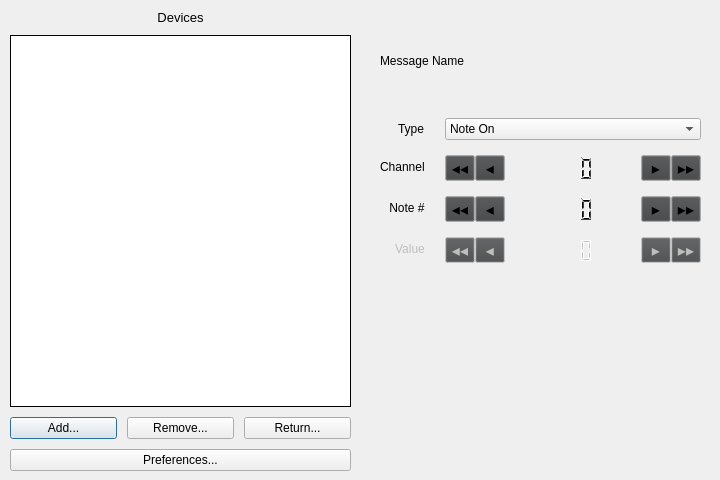
nhielost/obs-midi-mg, file src/forms/midimg-window.ui: the form before one commit.
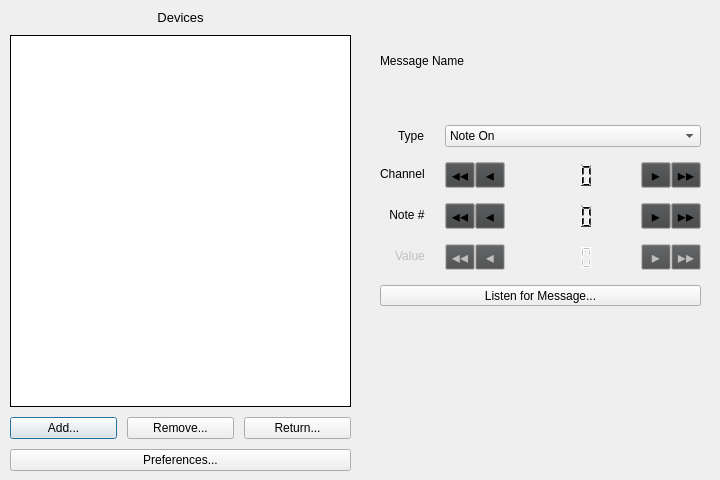
The form after the commit. The open tabs and pages were chosen to show the change.

Commit message: Add Listen to Message feature, address Windows crash

Diff of the .ui file:
```diff
--- a/src/forms/midimg-window.ui
+++ b/src/forms/midimg-window.ui
@@ -889,7 +889,7 @@
        <x>0</x>
        <y>90</y>
        <width>341</width>
-       <height>181</height>
+       <height>231</height>
       </rect>
      </property>
      <property name="sizePolicy">
@@ -948,7 +948,7 @@
       <item row="0" column="1">
        <widget class="QComboBox" name="editor_type">
         <property name="sizePolicy">
-         <sizepolicy hsizetype="Minimum" vsizetype="Fixed">
+         <sizepolicy hsizetype="Minimum" vsizetype="Minimum">
           <horstretch>0</horstretch>
           <verstretch>0</verstretch>
          </sizepolicy>
@@ -2285,6 +2285,34 @@
         </item>
        </layout>
       </item>
+      <item row="4" column="0" colspan="2">
+       <widget class="QToolButton" name="button_listen">
+        <property name="sizePolicy">
+         <sizepolicy hsizetype="Preferred" vsizetype="Fixed">
+          <horstretch>0</horstretch>
+          <verstretch>0</verstretch>
+         </sizepolicy>
+        </property>
+        <property name="font">
+         <font>
+          <family>Tahoma</family>
+          <pointsize>9</pointsize>
+         </font>
+        </property>
+        <property name="cursor">
+         <cursorShape>PointingHandCursor</cursorShape>
+        </property>
+        <property name="toolTip">
+         <string>Toggle this button to use the next message sent by the device as the message to display.</string>
+        </property>
+        <property name="text">
+         <string>Listen for Message...</string>
+        </property>
+        <property name="checkable">
+         <bool>true</bool>
+        </property>
+       </widget>
+      </item>
      </layout>
     </widget>
     <widget class="QLabel" name="text_message_name">
```
Left out of the diff: 2 changed lines with no effect on the pictures. The commit also changes 15 other files.
